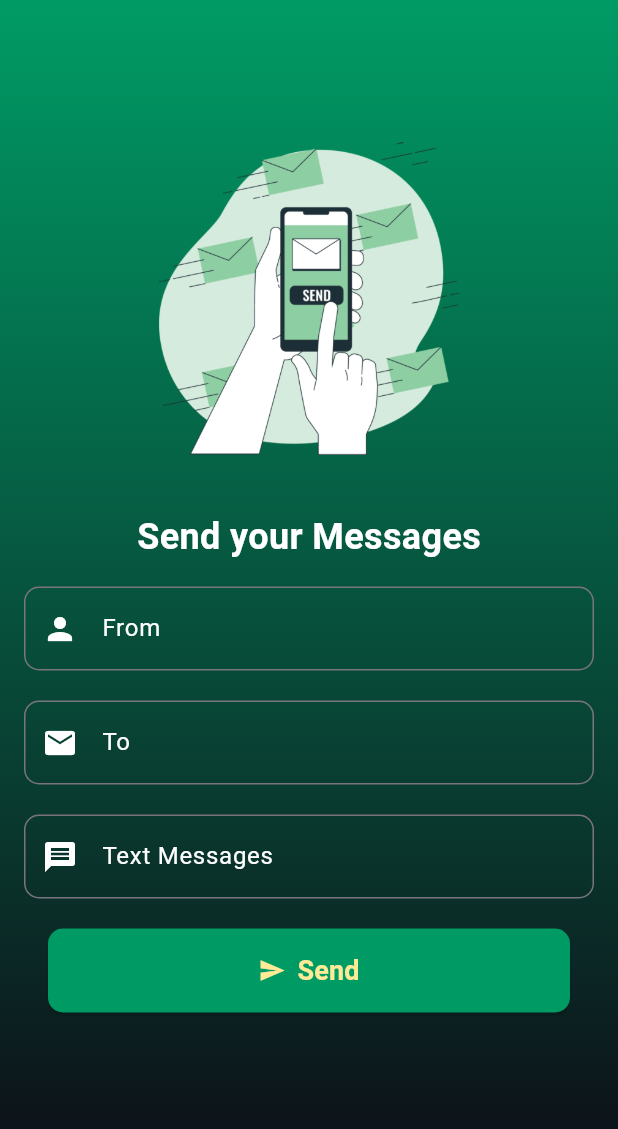
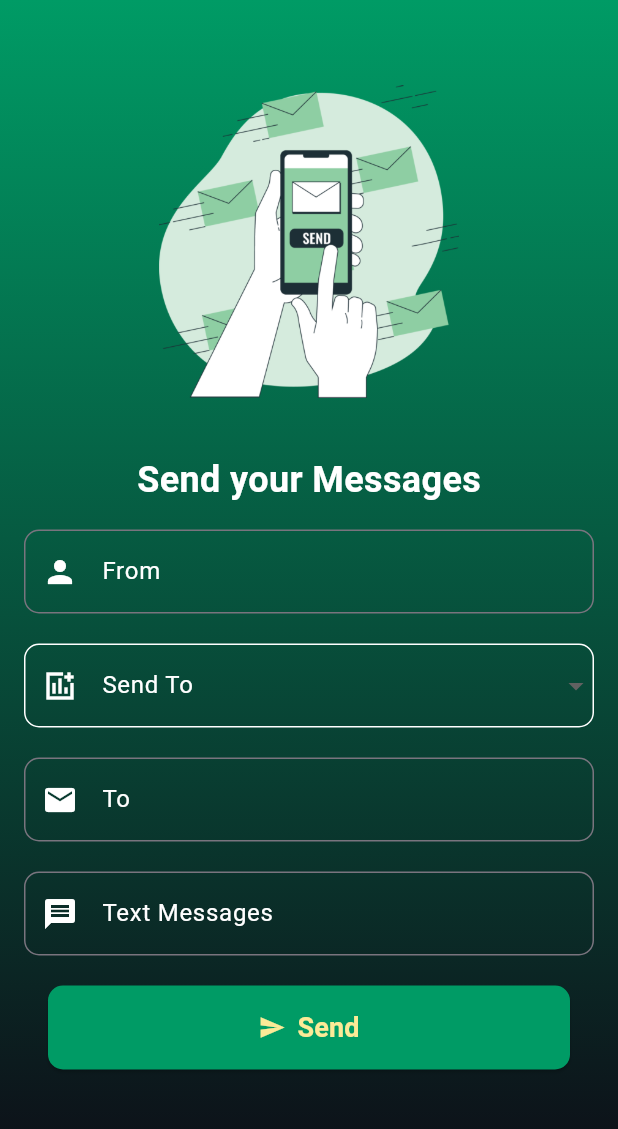
Before and after one commit to dhsoft95/ccm, a Flutter app: the Messages screen opened directly, on a phone screen of 412 x 824 dp, the part 84-1213 px from its top. Run offline on Flutter 3.47's test engine with Material 3 defaults, Android fonts, the phone set to English and light mode, and no system bars; our stand-ins replace animated_bottom_navigation_bar, carousel_slider, contacts_service, google_fonts, iconly, ionicons and 2 more.

Commit message:
Changes as per request

```diff
--- a/lib/login.dart
+++ b/lib/Screens/Auth/login.dart
@@ -1,7 +1,7 @@
-import 'package:ccm/signup.dart';
+import 'package:ccm/Screens/Auth/signup.dart';
 import 'package:flutter/material.dart';
 import 'package:google_fonts/google_fonts.dart';
-import 'home.dart';
+import '../Tabs/home.dart';
 
 class LoginScreen extends StatefulWidget {
   const LoginScreen({super.key});
--- a/lib/messages.dart
+++ b/lib/Screens/Tabs/messages.dart
@@ -1,21 +1,26 @@
 import 'package:flutter/material.dart';
 import 'package:google_fonts/google_fonts.dart';
+
 class Messages extends StatefulWidget {
   const Messages({super.key});
 
   @override
   _LoginPageState createState() => _LoginPageState();
 }
+
 class _LoginPageState extends State<Messages> {
   final TextEditingController fromController = TextEditingController();
   final TextEditingController toController = TextEditingController();
   final TextEditingController textMessagesController = TextEditingController();
+  List<String> sendTypeItems = ['Individual SMS', 'Group SMS'];
+
+  String? sendType;
   @override
   Widget build(BuildContext context) {
     return Scaffold(
       appBar: AppBar(
         backgroundColor: const Color(0xff009b65),
-        title:  Text(
+        title: Text(
           'Bunge App',
           style: GoogleFonts.roboto(
             fontSize: 24,
@@ -38,9 +43,7 @@ class _LoginPageState extends State<Messages> {
               mainAxisAlignment: MainAxisAlignment.center,
               children: <Widget>[
                 Container(
-                  decoration: const BoxDecoration(
-
-                  ),
+                  decoration: const BoxDecoration(),
                   child: Padding(
                     padding: const EdgeInsets.all(12.0),
                     child: Image.asset(
@@ -89,6 +92,46 @@ class _LoginPageState extends State<Messages> {
                         ),
                       ),
                       const SizedBox(height: 20),
+                      DropdownButtonFormField(
+                        decoration: InputDecoration(
+                          labelText: 'Send To',
+                          labelStyle: const TextStyle(color: Colors.white),
+                          prefixIcon: const Icon(
+                            Icons.add_chart_sharp,
+                            color: Colors.white,
+                          ),
+                          enabledBorder: OutlineInputBorder(
+                            borderRadius: BorderRadius.circular(10),
+                            borderSide: const BorderSide(
+                              color: Colors.white,
+                            ),
+                          ),
+                          focusedBorder: OutlineInputBorder(
+                            borderRadius: BorderRadius.circular(10),
+                            borderSide: const BorderSide(
+                              color: Colors.white,
+                            ),
+                          ),
+                        ),
+                        style: const TextStyle(color: Colors.white),
+                        value: sendType,
+                        onChanged: (String? newValue) {
+                          setState(() {
+                            sendType = newValue!;
+                          });
+                        },
+                        items: sendTypeItems
+                            .map<DropdownMenuItem<String>>((String value) {
+                          return DropdownMenuItem<String>(
+                            value: value,
+                            child: Text(
+                              value,
+                              style: const TextStyle(color: Colors.green),
+                            ),
+                          );
+                        }).toList(),
+                      ),
+                      const SizedBox(height: 20),
                       TextField(
                         controller: toController,
                         style: const TextStyle(color: Colors.white),
@@ -117,7 +160,8 @@ class _LoginPageState extends State<Messages> {
                       TextFormField(
                         controller: textMessagesController,
                         maxLines: null, // Set to null to allow multiple lines
-                        style: const TextStyle(color: Colors.white), // Set text color to white
+                        style: const TextStyle(
+                            color: Colors.white), // Set text color to white
                         decoration: InputDecoration(
                           labelText: 'Text Messages',
                           labelStyle: const TextStyle(color: Colors.white),
@@ -152,7 +196,8 @@ class _LoginPageState extends State<Messages> {
                           // Perform actions with the form data...
                         },
                         style: ElevatedButton.styleFrom(
-                          backgroundColor: const Color(0xff009b65), // Background color
+                          backgroundColor:
+                              const Color(0xff009b65), // Background color
                           shape: RoundedRectangleBorder(
                             borderRadius: BorderRadius.circular(10),
                           ),
--- a/lib/main.dart
+++ b/lib/main.dart
@@ -1,5 +1,5 @@
 import 'package:flutter/material.dart';
-import 'login.dart'; // Import your login screen
+import 'Screens/Auth/login.dart'; // Import your login screen
 
 void main() async{
   WidgetsFlutterBinding.ensureInitialized();
--- a/pubspec.yaml
+++ b/pubspec.yaml
@@ -22,6 +22,7 @@ dependencies:
   flutter_contacts: ^1.1.7+1
   contacts_service: ^0.6.3
   permission_handler: ^11.3.1
+  iconly: ^1.0.1
 #  graphql_flutter: ^5.2.0-beta.6
 #  graphql: ^5.2.0-beta.6
 #  hive: ^2.2.3
```
Also changed, not shown: lib/Screens/Auth/signup.dart (renamed from lib/signup.dart, +29 -3 lines), lib/Screens/Tabs/home.dart (renamed from lib/home.dart, +7 -5 lines), lib/Screens/Auth/otp.dart (renamed from lib/otp.dart), lib/Screens/Pages/contacts.dart (renamed from lib/contacts.dart), lib/Screens/Tabs/proEdit.dart (renamed from lib/proEdit.dart), pubspec.lock, 1 other file.
